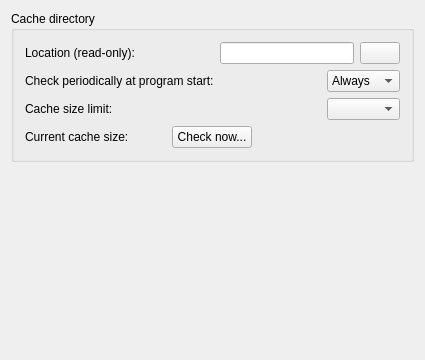
Qt form src/Gui/PreferencePages/DlgSettingsCacheDirectory.ui (southseact-3d/fcd) before a commit.
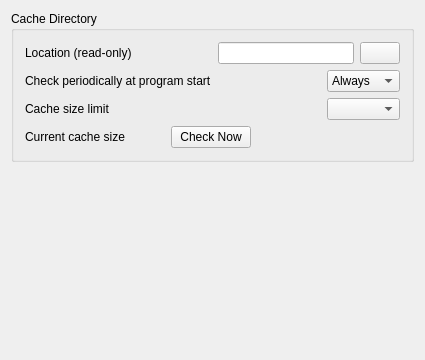
The same form after that commit. Icons and pictures are not drawn.

```diff
--- a/src/Gui/PreferencePages/DlgSettingsCacheDirectory.ui
+++ b/src/Gui/PreferencePages/DlgSettingsCacheDirectory.ui
@@ -17,7 +17,7 @@
    <item row="0" column="0">
     <widget class="QGroupBox" name="GroupBox5">
      <property name="title">
-      <string>Cache directory</string>
+      <string>Cache Directory</string>
      </property>
      <layout class="QGridLayout" name="gridLayout_3">
       <item row="0" column="0" colspan="3">
@@ -25,7 +25,7 @@
         <item row="0" column="0">
          <widget class="QLabel" name="label">
           <property name="text">
-           <string>Location (read-only):</string>
+           <string>Location (read-only)</string>
           </property>
          </widget>
         </item>
@@ -56,7 +56,7 @@
         <item row="1" column="0">
          <widget class="QLabel" name="labelPeriod">
           <property name="text">
-           <string>Check periodically at program start:</string>
+           <string>Check periodically at program start</string>
           </property>
          </widget>
         </item>
@@ -116,7 +116,7 @@
         <item row="2" column="0">
          <widget class="QLabel" name="labelCache">
           <property name="text">
-           <string>Cache size limit:</string>
+           <string>Cache size limit</string>
           </property>
          </widget>
         </item>
@@ -154,14 +154,14 @@
          </sizepolicy>
         </property>
         <property name="text">
-         <string notr="true">Current cache size:</string>
+         <string notr="true">Current cache size</string>
         </property>
        </widget>
       </item>
       <item row="1" column="1">
        <widget class="QPushButton" name="pushButtonCheck">
         <property name="text">
-         <string>Check now...</string>
+         <string>Check Now</string>
         </property>
        </widget>
       </item>
```
